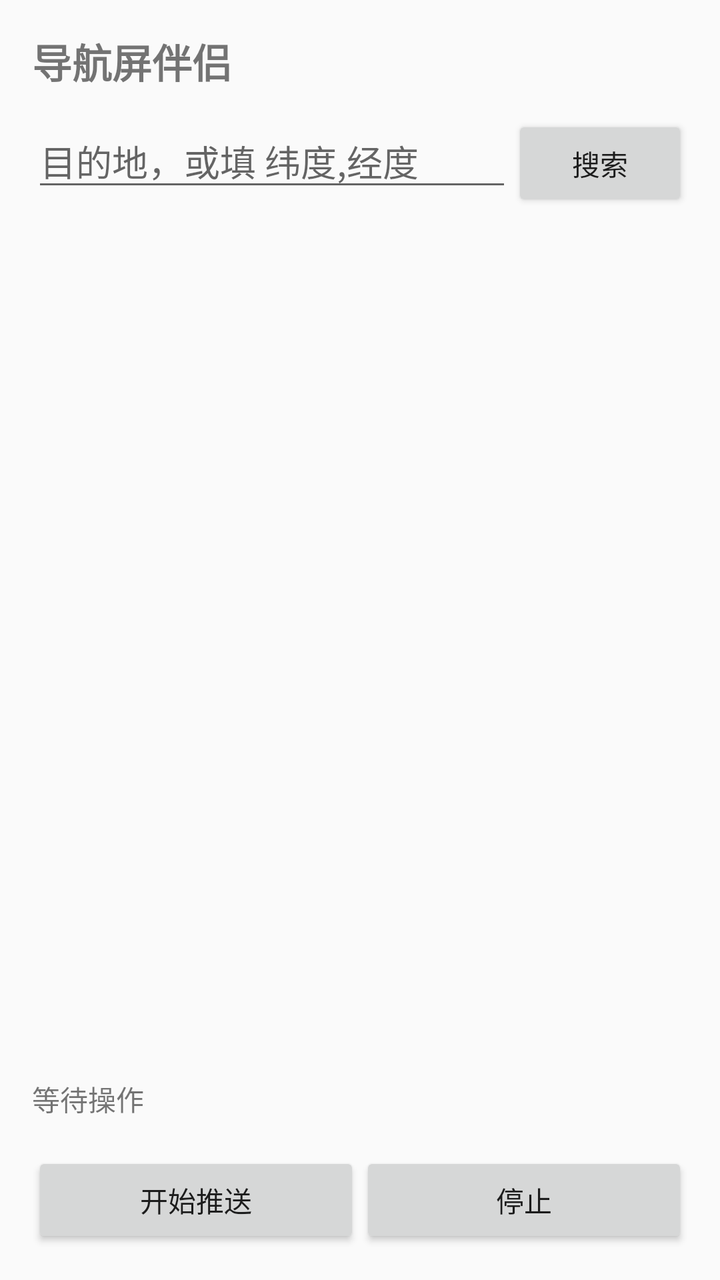
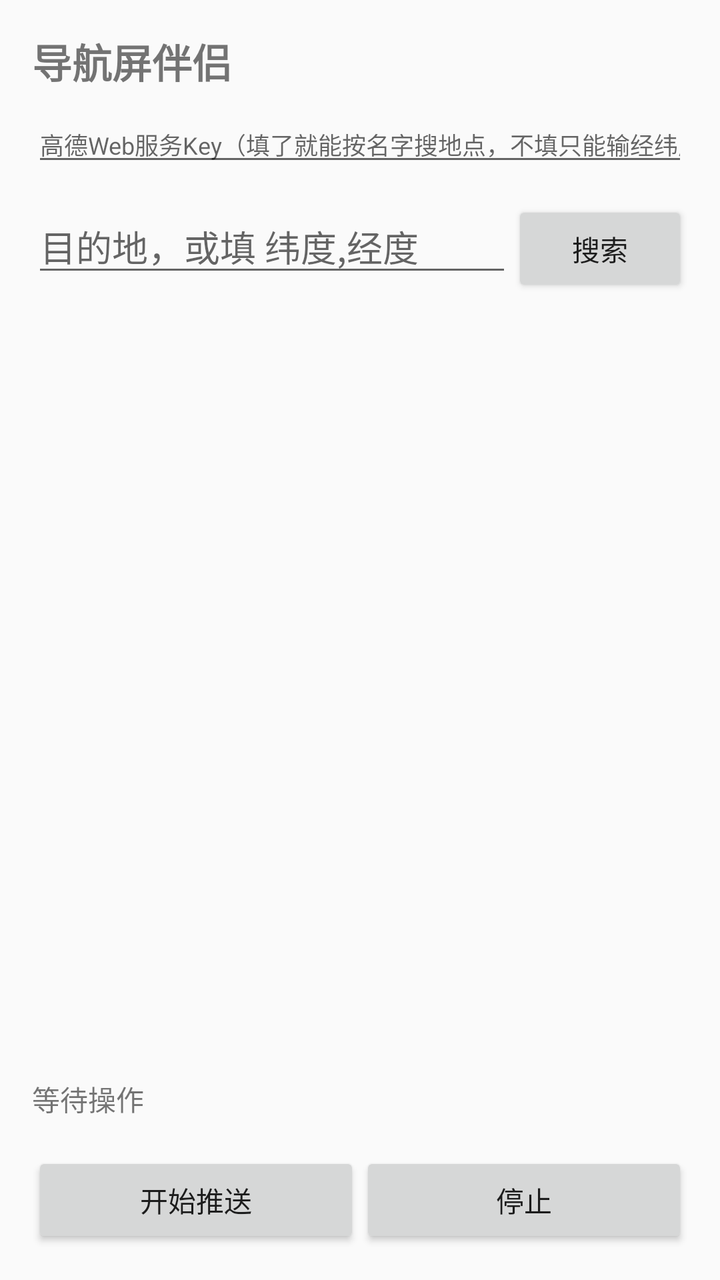

The first picture is an Android layout as it rendered before a commit; the second is the same layout after the commit. The layout source and the unified diff follow.
<!-- AndroidManifest.xml: application theme Theme.NavScreen -->
<!-- res/layout/activity_main.xml -->
<?xml version="1.0" encoding="utf-8"?>
<LinearLayout xmlns:android="http://schemas.android.com/apk/res/android"
    android:layout_width="match_parent"
    android:layout_height="match_parent"
    android:orientation="vertical"
    android:padding="16dp">

    <TextView
        android:layout_width="wrap_content"
        android:layout_height="wrap_content"
        android:text="导航屏伴侣"
        android:textSize="20sp"
        android:textStyle="bold" />

    <LinearLayout
        android:layout_width="match_parent"
        android:layout_height="wrap_content"
        android:layout_marginTop="12dp"
        android:orientation="horizontal">

        <EditText
            android:id="@+id/et_dest"
            android:layout_width="0dp"
            android:layout_height="wrap_content"
            android:layout_weight="1"
            android:hint="目的地，或填 纬度,经度"
            android:imeOptions="actionSearch"
            android:singleLine="true" />

        <Button
            android:id="@+id/btn_search"
            android:layout_width="wrap_content"
            android:layout_height="wrap_content"
            android:text="搜索" />
    </LinearLayout>

    <ListView
        android:id="@+id/lv_poi"
        android:layout_width="match_parent"
        android:layout_height="0dp"
        android:layout_marginTop="8dp"
        android:layout_weight="1" />

    <TextView
        android:id="@+id/tv_status"
        android:layout_width="match_parent"
        android:layout_height="wrap_content"
        android:layout_marginTop="8dp"
        android:minLines="2"
        android:text="等待操作"
        android:textSize="14sp" />

    <TextView
        android:id="@+id/tv_crash"
        android:layout_width="match_parent"
        android:layout_height="wrap_content"
        android:layout_marginTop="8dp"
        android:background="#33FF3B30"
        android:maxLines="10"
        android:padding="6dp"
        android:textColor="#FF3B30"
        android:textIsSelectable="true"
        android:textSize="11sp"
        android:visibility="gone" />

    <Button
        android:id="@+id/btn_copy_crash"
        android:layout_width="match_parent"
        android:layout_height="wrap_content"
        android:text="复制崩溃日志"
        android:visibility="gone" />

    <LinearLayout
        android:layout_width="match_parent"
        android:layout_height="wrap_content"
        android:orientation="horizontal">

        <Button
            android:id="@+id/btn_start"
            android:layout_width="0dp"
            android:layout_height="wrap_content"
            android:layout_weight="1"
            android:text="开始推送" />

        <Button
            android:id="@+id/btn_stop"
            android:layout_width="0dp"
            android:layout_height="wrap_content"
            android:layout_weight="1"
            android:text="停止" />
    </LinearLayout>

</LinearLayout>
<!-- resources referenced by this layout -->
<resources>
  <style name="Theme.NavScreen" parent="Theme.AppCompat.Light.NoActionBar">
          <item name="colorPrimary">#FF7A1A</item>
          <item name="colorPrimaryDark">#E06A10</item>
          <item name="colorAccent">#FF7A1A</item>
          <item name="android:windowLightStatusBar">true</item>
      </style>
</resources>

<!-- the commit's change to res/layout/activity_main.xml (unified diff, before → after) -->
@@ -11,6 +11,16 @@
         android:text="导航屏伴侣"
         android:textSize="20sp"
         android:textStyle="bold" />
+
+    <EditText
+        android:id="@+id/et_key"
+        android:layout_width="match_parent"
+        android:layout_height="wrap_content"
+        android:layout_marginTop="8dp"
+        android:hint="高德Web服务Key（填了就能按名字搜地点，不填只能输经纬度）"
+        android:imeOptions="actionDone"
+        android:singleLine="true"
+        android:textSize="12sp" />
 
     <LinearLayout
         android:layout_width="match_parent"
